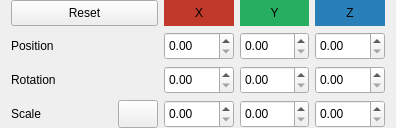
First picture: the form in src/widgets/transformeditor.ui, repository jahshaka/Studio, before the edit.
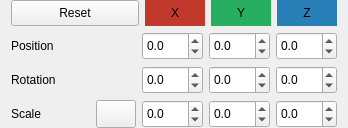
Second picture: the form after the edit. Icons and pictures are not drawn.

Commit message: Allow transform panel to use negative values again

The edit to the form file:
```diff
--- a/src/widgets/transformeditor.ui
+++ b/src/widgets/transformeditor.ui
@@ -6,7 +6,7 @@
    <rect>
     <x>0</x>
     <y>0</y>
-    <width>396</width>
+    <width>348</width>
     <height>128</height>
    </rect>
   </property>
@@ -263,6 +263,15 @@
              <height>28</height>
             </size>
            </property>
+           <property name="decimals">
+            <number>1</number>
+           </property>
+           <property name="minimum">
+            <double>-512.000000000000000</double>
+           </property>
+           <property name="maximum">
+            <double>512.000000000000000</double>
+           </property>
           </widget>
          </item>
          <item>
@@ -273,6 +282,15 @@
              <height>28</height>
             </size>
            </property>
+           <property name="decimals">
+            <number>1</number>
+           </property>
+           <property name="minimum">
+            <double>-512.000000000000000</double>
+           </property>
+           <property name="maximum">
+            <double>512.000000000000000</double>
+           </property>
           </widget>
          </item>
          <item>
@@ -283,6 +301,15 @@
              <height>28</height>
             </size>
            </property>
+           <property name="decimals">
+            <number>1</number>
+           </property>
+           <property name="minimum">
+            <double>-512.000000000000000</double>
+           </property>
+           <property name="maximum">
+            <double>512.000000000000000</double>
+           </property>
           </widget>
          </item>
         </layout>
@@ -354,6 +381,15 @@
              <height>28</height>
             </size>
            </property>
+           <property name="decimals">
+            <number>1</number>
+           </property>
+           <property name="minimum">
+            <double>-512.000000000000000</double>
+           </property>
+           <property name="maximum">
+            <double>512.000000000000000</double>
+           </property>
           </widget>
          </item>
          <item>
@@ -364,6 +400,15 @@
              <height>28</height>
             </size>
            </property>
+           <property name="decimals">
+            <number>1</number>
+           </property>
+           <property name="minimum">
+            <double>-512.000000000000000</double>
+           </property>
+           <property name="maximum">
+            <double>512.000000000000000</double>
+           </property>
           </widget>
          </item>
          <item>
@@ -374,6 +419,15 @@
              <height>28</height>
             </size>
            </property>
+           <property name="decimals">
+            <number>1</number>
+           </property>
+           <property name="minimum">
+            <double>-512.000000000000000</double>
+           </property>
+           <property name="maximum">
+            <double>512.000000000000000</double>
+           </property>
           </widget>
          </item>
         </layout>
@@ -504,6 +558,15 @@
              <height>28</height>
             </size>
            </property>
+           <property name="decimals">
+            <number>1</number>
+           </property>
+           <property name="minimum">
+            <double>-512.000000000000000</double>
+           </property>
+           <property name="maximum">
+            <double>512.000000000000000</double>
+           </property>
           </widget>
          </item>
          <item>
@@ -514,6 +577,15 @@
              <height>28</height>
             </size>
            </property>
+           <property name="decimals">
+            <number>1</number>
+           </property>
+           <property name="minimum">
+            <double>-512.000000000000000</double>
+           </property>
+           <property name="maximum">
+            <double>512.000000000000000</double>
+           </property>
           </widget>
          </item>
          <item>
@@ -524,6 +596,15 @@
              <height>28</height>
             </size>
            </property>
+           <property name="decimals">
+            <number>1</number>
+           </property>
+           <property name="minimum">
+            <double>-512.000000000000000</double>
+           </property>
+           <property name="maximum">
+            <double>512.000000000000000</double>
+           </property>
           </widget>
          </item>
         </layout>
```
